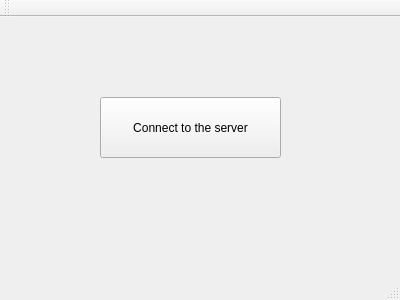
This is client/mainwindow.ui in dluschan/Coridor as Qt 5 draws it before an edit. The edited form follows.
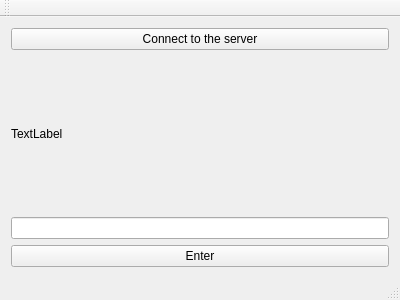
This is the edited form.

Commit message: Modified client with inputLine & Label

Diff of the .ui file:
```diff
--- a/client/mainwindow.ui
+++ b/client/mainwindow.ui
@@ -14,19 +14,32 @@
    <string>MainWindow</string>
   </property>
   <widget class="QWidget" name="centralWidget">
+   <layout class="QVBoxLayout" name="verticalLayout">
+    <item>
    <widget class="QPushButton" name="pushButton">
-    <property name="geometry">
-     <rect>
-      <x>100</x>
-      <y>80</y>
-      <width>181</width>
-      <height>61</height>
-     </rect>
-    </property>
     <property name="text">
      <string>Connect to the server</string>
     </property>
    </widget>
+    </item>
+    <item>
+     <widget class="QLabel" name="label">
+      <property name="text">
+       <string>TextLabel</string>
+      </property>
+     </widget>
+    </item>
+    <item>
+     <widget class="QLineEdit" name="lineEdit"/>
+    </item>
+    <item>
+     <widget class="QPushButton" name="Enter">
+      <property name="text">
+       <string>Enter</string>
+      </property>
+     </widget>
+    </item>
+   </layout>
   </widget>
   <widget class="QMenuBar" name="menuBar">
    <property name="geometry">
```
Lines whose indentation alone changed are shown as unchanged. The commit also changes 2 other files.
